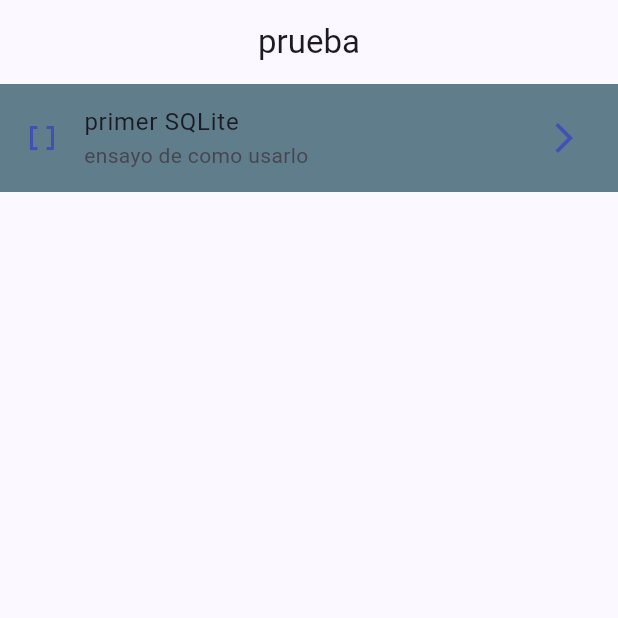
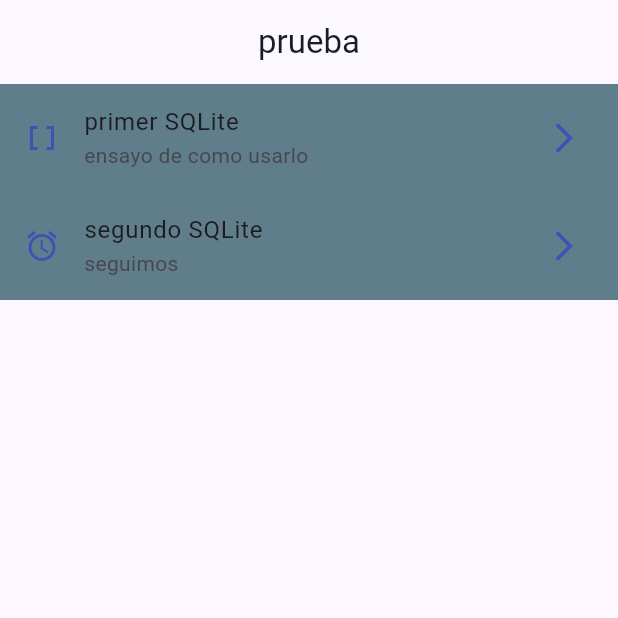
Before and after one commit to aledaniel04/esto_es_una_prueba, a Flutter app: the screen it shows after launch, on a phone screen of 412 x 824 dp, the top half of it. Run offline on Flutter 3.47's test engine with Material 2 defaults, Android fonts, the light colour scheme and no system bars.

Commit message:
agregue una nueva opcion

```diff
--- a/lib/config/menu/menu_items.dart
+++ b/lib/config/menu/menu_items.dart
@@ -18,5 +18,10 @@
       title: "primer SQLite",
       subtitle: "ensayo de como usarlo",
       link: "/SQLite",
-      icon: Icons.data_array_outlined)
+      icon: Icons.data_array_outlined),
+  MenuItem(
+      title: "segundo SQLite",
+      subtitle: "seguimos",
+      link: "/2SQLite",
+      icon: Icons.access_alarm_outlined)
 ];
```
